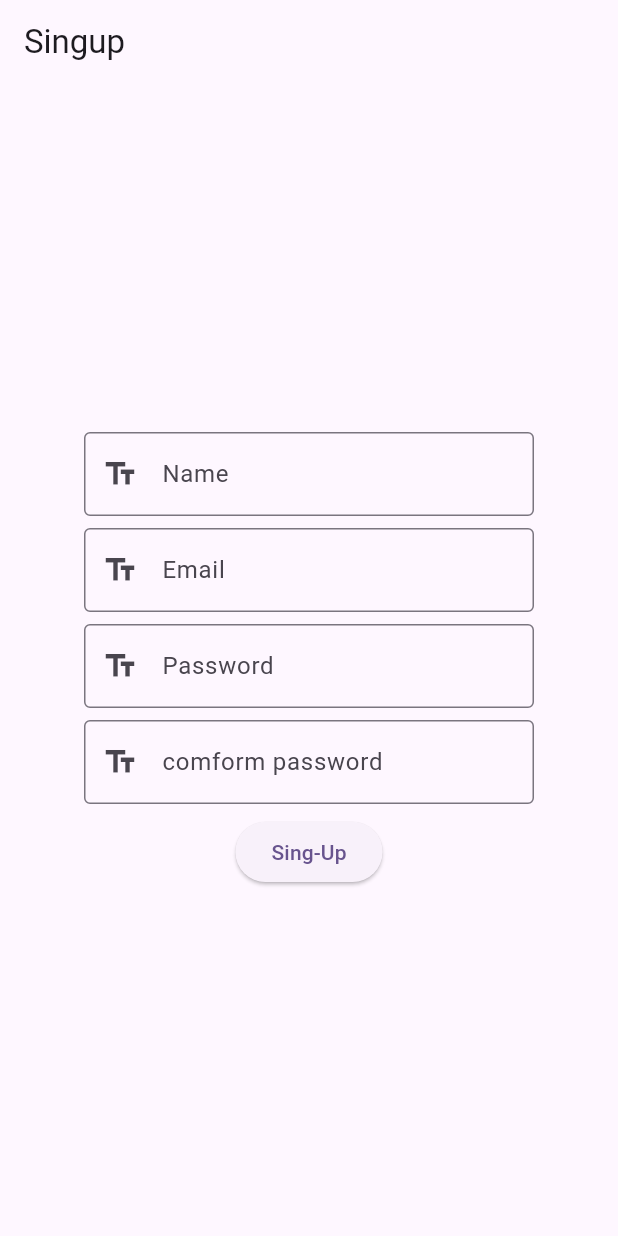
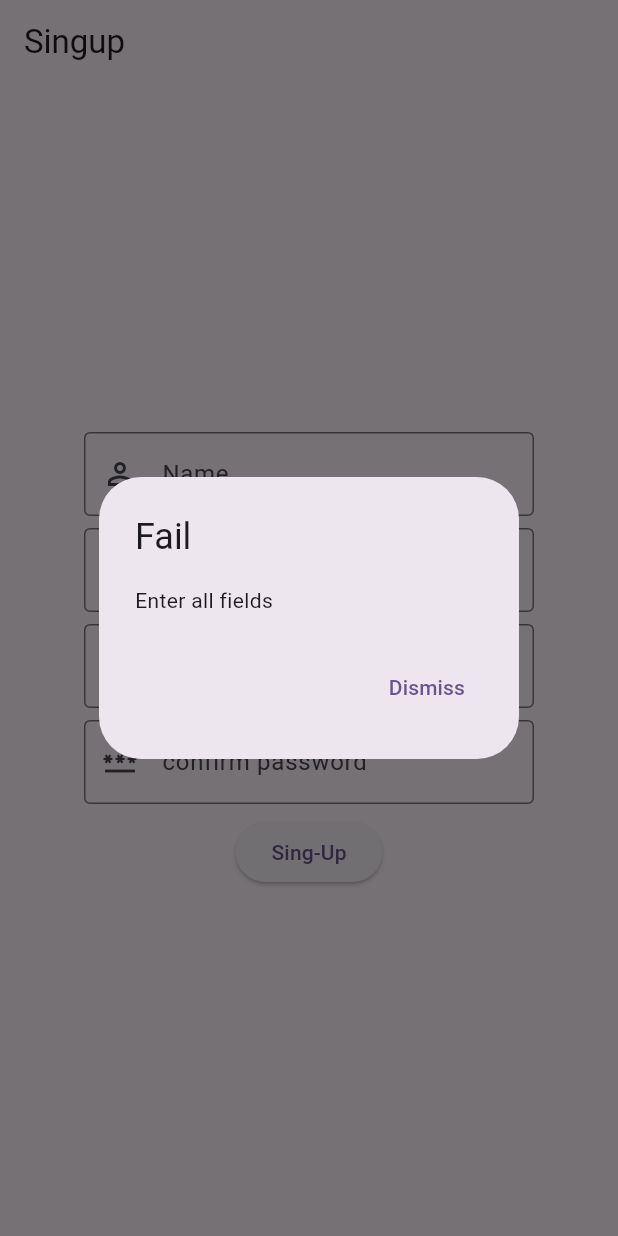
Before and after one commit to priyalpatel2709/flutter-projects, a Flutter app: the screen it shows after launch, after a tap on "Sing-Up", on a phone screen of 412 x 824 dp. Run offline on Flutter 3.47's test engine with Material 2 defaults, Android fonts, the phone set to English and light mode, and no system bars; our stand-ins replace flutter_slidable, hive, hive_flutter, shared_preferences, socket_io_client; accounts and stored records are empty.

Commit message:
ErrorDialog

```diff
--- a/aapni_vato/lib/pages/singup.dart
+++ b/aapni_vato/lib/pages/singup.dart
@@ -1,4 +1,4 @@
-// ignore_for_file: prefer_const_constructors, library_private_types_in_public_api, prefer_const_literals_to_create_immutables
+// ignore_for_file: prefer_const_constructors, library_private_types_in_public_api, prefer_const_literals_to_create_immutables, use_build_context_synchronously
 
 import 'dart:convert';
 
@@ -6,6 +6,7 @@ import 'package:flutter/material.dart';
 import 'package:http/http.dart' as http;
 
 import '../model/usersingup_model.dart';
+import '../utilits/errordialog.dart';
 
 class Singup extends StatefulWidget {
   const Singup({Key? key}) : super(key: key);
@@ -18,7 +19,7 @@ class _SingupState extends State<Singup> {
   final TextEditingController _nameController = TextEditingController();
   final TextEditingController _emailController = TextEditingController();
   final TextEditingController _passwordController = TextEditingController();
-  final TextEditingController _conformpassController = TextEditingController();
+  final TextEditingController _confirmpassController = TextEditingController();
   @override
   Widget build(BuildContext context) {
     return Scaffold(
@@ -36,7 +37,7 @@ class _SingupState extends State<Singup> {
                 decoration: InputDecoration(
                   labelText: 'Name',
                   hintText: 'Type something...',
-                  prefixIcon: Icon(Icons.text_fields),
+                  prefixIcon: Icon(Icons.perm_identity_sharp),
                   border: OutlineInputBorder(),
                 ),
               ),
@@ -48,7 +49,7 @@ class _SingupState extends State<Singup> {
                 decoration: InputDecoration(
                   labelText: 'Email',
                   hintText: 'Type something...',
-                  prefixIcon: Icon(Icons.text_fields),
+                  prefixIcon: Icon(Icons.email),
                   border: OutlineInputBorder(),
                 ),
               ),
@@ -60,7 +61,7 @@ class _SingupState extends State<Singup> {
                 decoration: InputDecoration(
                   labelText: 'Password',
                   hintText: 'Type something...',
-                  prefixIcon: Icon(Icons.text_fields),
+                  prefixIcon: Icon(Icons.password),
                   border: OutlineInputBorder(),
                 ),
               ),
@@ -68,11 +69,11 @@ class _SingupState extends State<Singup> {
                 height: 8.0,
               ),
               TextField(
-                controller: _conformpassController,
+                controller: _confirmpassController,
                 decoration: InputDecoration(
-                  labelText: 'comform password',
+                  labelText: 'confirm password',
                   hintText: 'Type something...',
-                  prefixIcon: Icon(Icons.text_fields),
+                  prefixIcon: Icon(Icons.password),
                   border: OutlineInputBorder(),
                 ),
               ),
@@ -85,19 +86,35 @@ class _SingupState extends State<Singup> {
                   final email = _emailController.text.toString();
                   final password = _passwordController.text.toString();
                   final conformpassword =
-                      _conformpassController.text.toString();
+                      _confirmpassController.text.toString();
 
                   if (name != '' &&
                       email != '' &&
                       password != '' &&
                       conformpassword != '') {
-                    print(password);
-                    print(conformpassword);
                     if (password == conformpassword) {
                       singupuser(name, email, password);
                     } else {
-                      print('password does not match');
+                      showDialog(
+                        context: context,
+                        builder: (BuildContext context) {
+                          return ErrorDialog(
+                            title: 'Fail',
+                            message: 'password does not match !!',
+                          );
+                        },
+                      );
                     }
+                  } else {
+                    showDialog(
+                      context: context,
+                      builder: (BuildContext context) {
+                        return ErrorDialog(
+                          title: 'Fail',
+                          message: 'Enter all fields',
+                        );
+                      },
+                    );
                   }
                 },
                 child: Text('Sing-Up'),
@@ -117,10 +134,31 @@ class _SingupState extends State<Singup> {
         body: jsonEncode({'email': email, 'password': password, 'name': name}),
       );
       final jsonData = jsonDecode(responce.body);
-      UserSingUp user = UserSingUp.fromJson(jsonData);
-      print(user.name);
+      print(jsonData);
+      if (responce.statusCode == 200) {
+        UserSingUp user = UserSingUp.fromJson(jsonData);
+        print(user.name);
+      } else {
+        showDialog(
+          context: context,
+          builder: (BuildContext context) {
+            return ErrorDialog(
+              title: 'Fail',
+              message: 'User Already Exists !!!',
+            );
+          },
+        );
+      }
     } catch (e) {
-      print('Error:- $e');
+      showDialog(
+        context: context,
+        builder: (BuildContext context) {
+          return ErrorDialog(
+            title: 'Fail',
+            message: 'Error:- $e',
+          );
+        },
+      );
     }
   }
 }
--- /dev/null
+++ b/aapni_vato/lib/utilits/errordialog.dart
@@ -0,0 +1,43 @@
+import 'package:flutter/material.dart';
+
+class ErrorDialog extends StatelessWidget {
+  final String title;
+  final String message;
+  final VoidCallback? onRetry;
+
+  ErrorDialog({
+    required this.title,
+    required this.message,
+    this.onRetry,
+  });
+
+  @override
+  Widget build(BuildContext context) {
+    List<Widget> actions = [
+      TextButton(
+        child: Text('Dismiss'),
+        onPressed: () {
+          Navigator.of(context).pop();
+        },
+      ),
+    ];
+
+    if (onRetry != null) {
+      actions.add(
+        TextButton(
+          child: Text('Retry'),
+          onPressed: () {
+            Navigator.of(context).pop();
+            onRetry!();
+          },
+        ),
+      );
+    }
+
+    return AlertDialog(
+      title: Text(title),
+      content: Text(message),
+      actions: actions,
+    );
+  }
+}
```
Also changed, not shown: aapni_vato/lib/pages/login.dart (+39 -6 lines).
